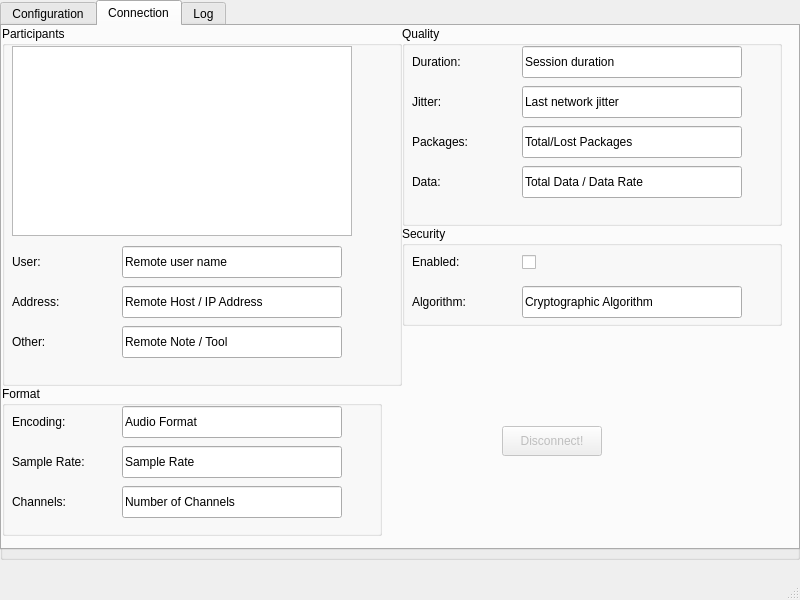
Old version of the form src/mainwindow.ui in the repository doe300/OHMComm-GUI.
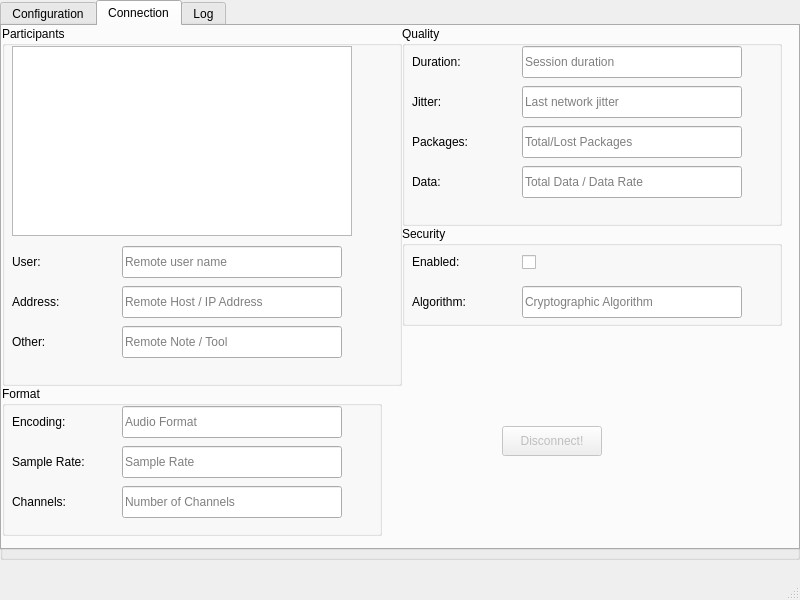
New version of the form. The open tabs and pages were chosen to show the change.

```diff
--- a/src/mainwindow.ui
+++ b/src/mainwindow.ui
@@ -483,6 +483,12 @@
         </rect>
        </property>
        <property name="text">
+        <string/>
+       </property>
+       <property name="readOnly">
+        <bool>true</bool>
+       </property>
+       <property name="placeholderText">
         <string>Remote user name</string>
        </property>
        <property name="readOnly">
@@ -499,6 +505,12 @@
         </rect>
        </property>
        <property name="text">
+        <string/>
+       </property>
+       <property name="readOnly">
+        <bool>true</bool>
+       </property>
+       <property name="placeholderText">
         <string>Remote Host / IP Address</string>
        </property>
        <property name="readOnly">
@@ -515,6 +527,12 @@
         </rect>
        </property>
        <property name="text">
+        <string/>
+       </property>
+       <property name="readOnly">
+        <bool>true</bool>
+       </property>
+       <property name="placeholderText">
         <string>Remote Note / Tool</string>
        </property>
        <property name="readOnly">
@@ -554,6 +572,12 @@
         </rect>
        </property>
        <property name="text">
+        <string/>
+       </property>
+       <property name="readOnly">
+        <bool>true</bool>
+       </property>
+       <property name="placeholderText">
         <string>Last network jitter</string>
        </property>
        <property name="readOnly">
@@ -570,6 +594,12 @@
         </rect>
        </property>
        <property name="text">
+        <string/>
+       </property>
+       <property name="readOnly">
+        <bool>true</bool>
+       </property>
+       <property name="placeholderText">
         <string>Total/Lost Packages</string>
        </property>
        <property name="readOnly">
@@ -586,6 +616,12 @@
         </rect>
        </property>
        <property name="text">
+        <string/>
+       </property>
+       <property name="readOnly">
+        <bool>true</bool>
+       </property>
+       <property name="placeholderText">
         <string>Total Data / Data Rate</string>
        </property>
        <property name="readOnly">
@@ -602,6 +638,12 @@
         </rect>
        </property>
        <property name="text">
+        <string/>
+       </property>
+       <property name="readOnly">
+        <bool>true</bool>
+       </property>
+       <property name="placeholderText">
         <string>Session duration</string>
        </property>
        <property name="readOnly">
@@ -699,6 +741,12 @@
         </rect>
        </property>
        <property name="text">
+        <string/>
+       </property>
+       <property name="readOnly">
+        <bool>true</bool>
+       </property>
+       <property name="placeholderText">
         <string>Cryptographic Algorithm</string>
        </property>
        <property name="readOnly">
@@ -770,6 +818,12 @@
         </rect>
        </property>
        <property name="text">
+        <string/>
+       </property>
+       <property name="readOnly">
+        <bool>true</bool>
+       </property>
+       <property name="placeholderText">
         <string>Sample Rate</string>
        </property>
        <property name="readOnly">
@@ -812,6 +866,12 @@
         </rect>
        </property>
        <property name="text">
+        <string/>
+       </property>
+       <property name="readOnly">
+        <bool>true</bool>
+       </property>
+       <property name="placeholderText">
         <string>Audio Format</string>
        </property>
        <property name="readOnly">
@@ -841,6 +901,12 @@
         </rect>
        </property>
        <property name="text">
+        <string/>
+       </property>
+       <property name="readOnly">
+        <bool>true</bool>
+       </property>
+       <property name="placeholderText">
         <string>Number of Channels</string>
        </property>
        <property name="readOnly">
```
Left out of the diff: 35 changed lines with no effect on the pictures.
